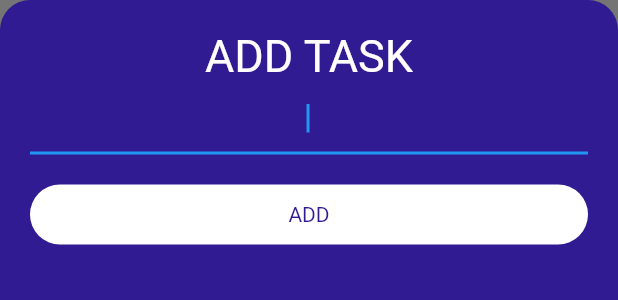
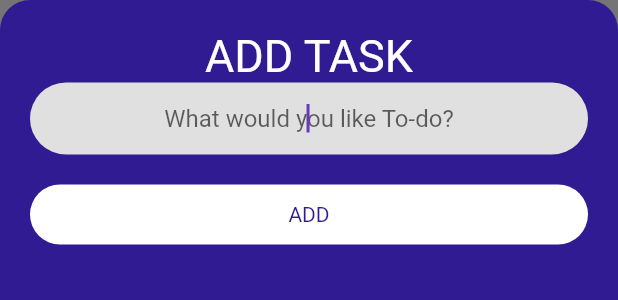
Before and after one commit to ishandeveloper/Todoer-App, a Flutter app: the AddTaskScreen widget shown alone on an empty page, opened directly, on a phone screen of 412 x 824 dp. Shown: the top 300 px of the screen. Run offline on Flutter 3.47's test engine with Material 2 defaults, Android fonts, the phone set to English and light mode, and no system bars.

Commit message:
Updated UI

```diff
--- a/lib/screens/add_task_screen.dart
+++ b/lib/screens/add_task_screen.dart
@@ -30,12 +30,27 @@ class AddTaskScreen extends StatelessWidget {
                 color: Colors.white,
               ),
             ),
-            TextField(
-              autofocus: true,
-              textAlign: TextAlign.center,
-              onChanged: (newText) {
-                newTaskTitle = newText;
-              },
+
+            Container(
+              decoration: BoxDecoration(
+                color: Colors.grey[300],
+                borderRadius: BorderRadius.circular(50),
+              ),
+              child: TextField(
+                decoration: InputDecoration(
+                  hintText: "What would you like To-do?",
+                  focusedBorder: UnderlineInputBorder(
+                    borderSide: BorderSide.none,
+                  ),
+                ),
+                style: TextStyle(color: Colors.deepPurple),
+                autofocus: true,
+                cursorColor: Colors.deepPurple,
+                textAlign: TextAlign.center,
+                onChanged: (newText) {
+                  newTaskTitle = newText;
+                },
+              ),
             ),
             GestureDetector(
               onTap: () {
```
